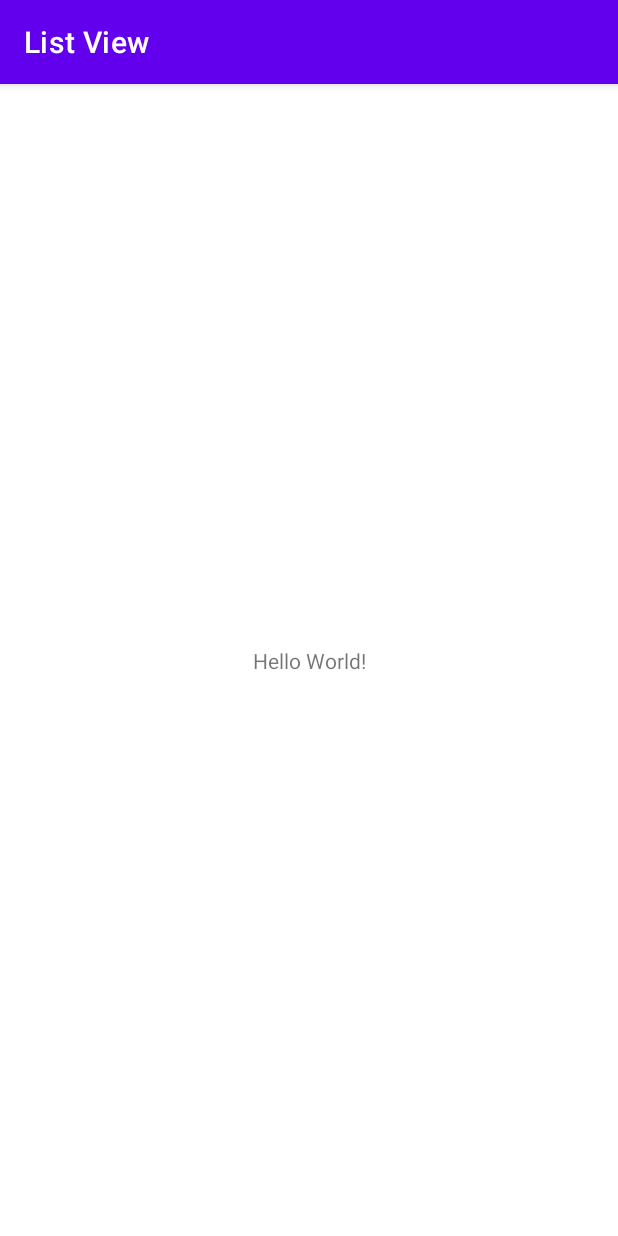
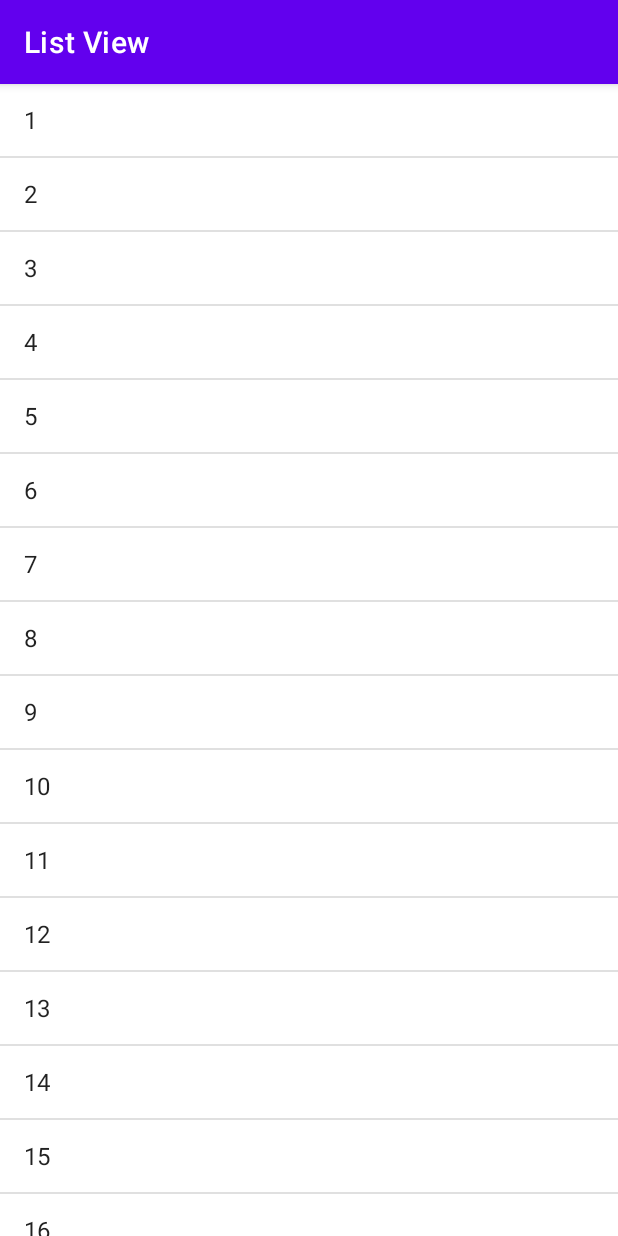
Before and after one commit to YeshayahuBennun/AndroidStudioListViewApp, an Android app: the screen it shows after launch (MainActivity), on a phone screen of 412 x 824 dp. Run offline under Robolectric (Android 15) with nearby library versions, the phone set to English and light mode, and no system bars.

Commit message:
commit#2 - Create a Simple List Using ArrayAdapter

```diff
--- a/app/build.gradle
+++ b/app/build.gradle
@@ -1,6 +1,7 @@
 plugins {
     id 'com.android.application'
     id 'kotlin-android'
+    id 'kotlin-android-extensions'
 }
 
 android {
--- a/app/src/main/java/com/ybennun/listview/MainActivity.kt
+++ b/app/src/main/java/com/ybennun/listview/MainActivity.kt
@@ -2,10 +2,38 @@ package com.ybennun.listview
 
 import androidx.appcompat.app.AppCompatActivity
 import android.os.Bundle
+import android.widget.ArrayAdapter
+import kotlinx.android.synthetic.main.activity_main.*
 
 class MainActivity : AppCompatActivity() {
     override fun onCreate(savedInstanceState: Bundle?) {
         super.onCreate(savedInstanceState)
         setContentView(R.layout.activity_main)
+
+        val array = arrayOf(
+            "1",
+            "2",
+            "3",
+            "4",
+            "5",
+            "6",
+            "7",
+            "8",
+            "9",
+            "10",
+            "11",
+            "12",
+            "13",
+            "14",
+            "15",
+            "16",
+            "17",
+            "18",
+            "19",
+            "20"
+        )
+
+        val adapter = ArrayAdapter<String>(this, android.R.layout.simple_list_item_1, array)
+        list_view.adapter = adapter
     }
 }
--- a/app/src/main/res/layout/activity_main.xml
+++ b/app/src/main/res/layout/activity_main.xml
@@ -1,18 +1,17 @@
 <?xml version="1.0" encoding="utf-8"?>
-<androidx.constraintlayout.widget.ConstraintLayout xmlns:android="http://schemas.android.com/apk/res/android"
+<RelativeLayout xmlns:android="http://schemas.android.com/apk/res/android"
     xmlns:app="http://schemas.android.com/apk/res-auto"
     xmlns:tools="http://schemas.android.com/tools"
     android:layout_width="match_parent"
     android:layout_height="match_parent"
     tools:context=".MainActivity">
 
-    <TextView
-        android:layout_width="wrap_content"
-        android:layout_height="wrap_content"
-        android:text="Hello World!"
-        app:layout_constraintBottom_toBottomOf="parent"
-        app:layout_constraintLeft_toLeftOf="parent"
-        app:layout_constraintRight_toRightOf="parent"
-        app:layout_constraintTop_toTopOf="parent" />
 
-</androidx.constraintlayout.widget.ConstraintLayout>
+    <ListView
+        android:id="@+id/list_view"
+        android:layout_width="match_parent"
+        android:layout_height="wrap_content">
+
+    </ListView>
+
+</RelativeLayout>
```
